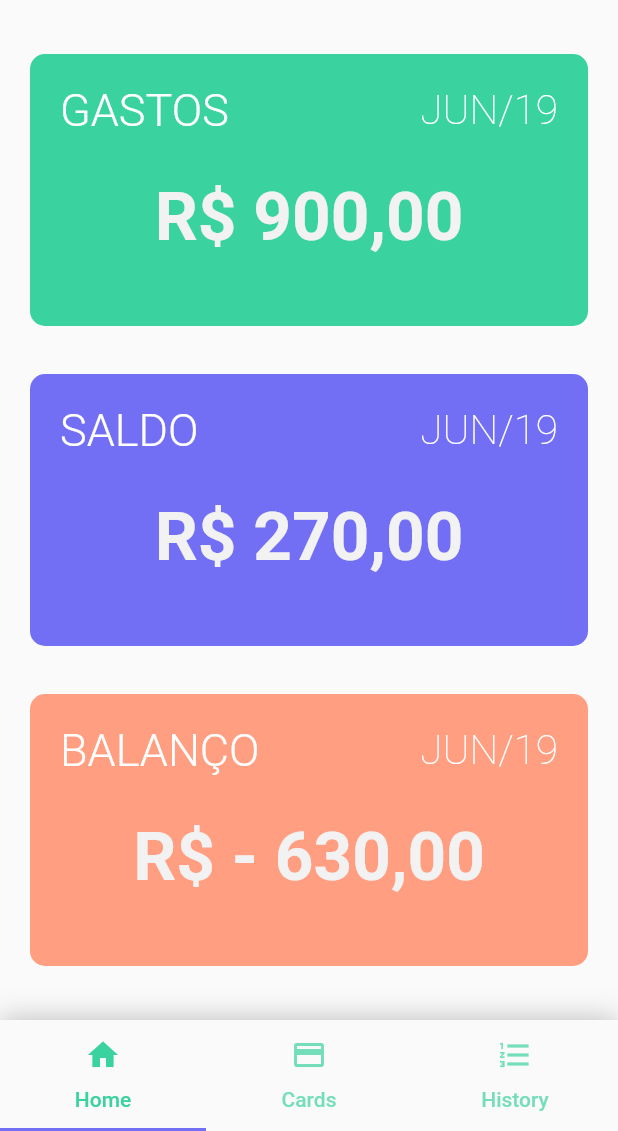
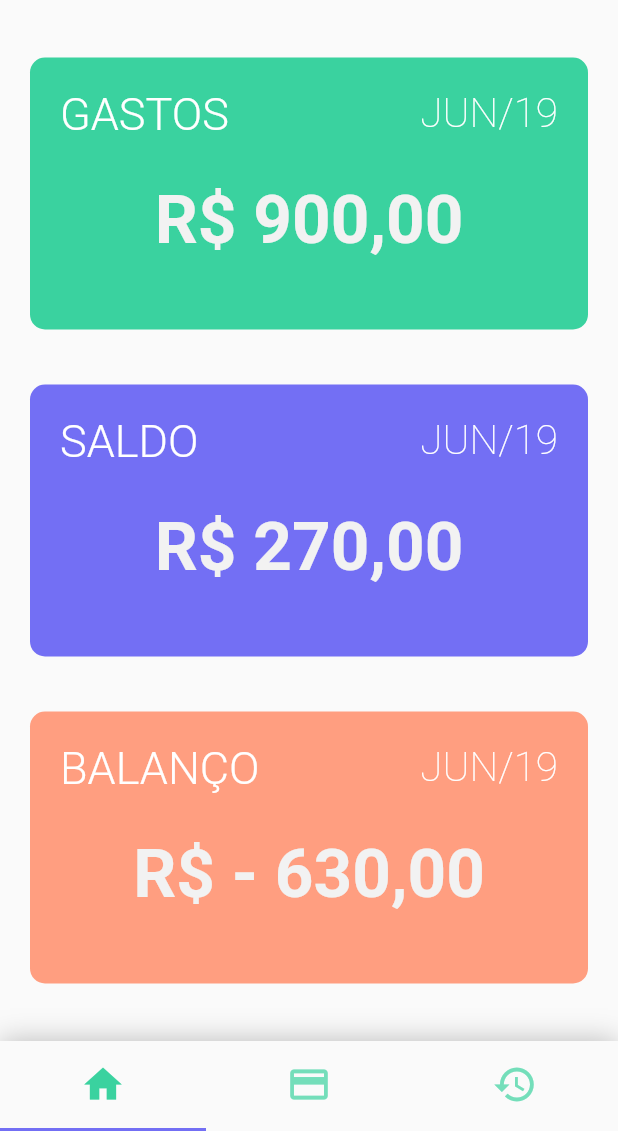
Before and after one commit to Bwolfs2/international_flutter_hackathon, a Flutter app: the InitialScreen screen opened directly, on a phone screen of 412 x 824 dp, the part 105-1236 px from its top. Run offline on Flutter 3.47's test engine with Material 2 defaults, Android fonts, the phone set to English and light mode, and no system bars; our stand-ins replace dio; missing offline and left inert: animated_card, bloc_pattern.

Commit message:
Melhoria nos icones e remoção do Label

```diff
--- a/lib/src/screens/initial/components/bottombar/bottom_bar_widget.dart
+++ b/lib/src/screens/initial/components/bottombar/bottom_bar_widget.dart
@@ -12,6 +12,7 @@ class _BottomBarWidgetState extends State<BottomBarWidget> {
   @override
   Widget build(BuildContext context) {
     return Container(
+      height: 60,
       decoration: BoxDecoration(
         color: Theme.of(context).scaffoldBackgroundColor,
         boxShadow: [
@@ -22,9 +23,9 @@ class _BottomBarWidgetState extends State<BottomBarWidget> {
         controller: widget.controller,
         labelColor: Theme.of(context).primaryColor,
         tabs: <Widget>[
-          Tab(icon: Icon(Icons.home), text: "Home"),
-          Tab(icon: Icon(Icons.credit_card), text: "Cards"),
-          Tab(icon: Icon(Icons.format_list_numbered), text: "History"),
+          Tab(icon: Icon(Icons.home, size: 30,)),
+          Tab(icon: Icon(Icons.credit_card, size: 30)),
+          Tab(icon: Icon(Icons.history, size: 30)),
         ],
       ),
     );
```
